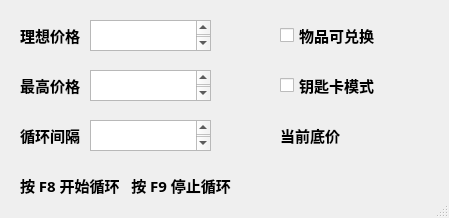
Qt form GUI/AppGUI.ui (yizhixiaohui/DfMarketBot) before a commit.
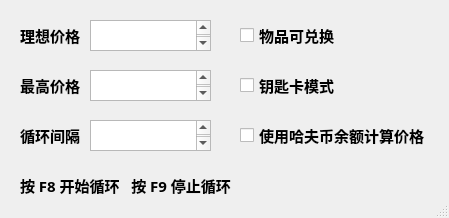
The same form after that commit.

Commit message:
feat(DFMarketBot & Buybot & AppGUI): 新增了通过识别余额变化计算上一次购买时哈夫币花费的功能
现在可以通过哈夫币余额变化计算平均每一发子弹（或者其他商品）的价格，用于下一次购买的决策。此功能可以在补货时买到更多不显示价格柱子的商品，有利于提升购买效率。同时封装了用于ocr的函数，对数字的识别统一调用封装后的ocr函数，以便进行后期的维护。

Patch:
```diff
--- a/GUI/AppGUI.ui
+++ b/GUI/AppGUI.ui
@@ -54,28 +54,7 @@
      </font>
     </property>
    </widget>
-   <widget class="QLabel" name="label_lowest_price">
-    <property name="geometry">
-     <rect>
-      <x>280</x>
-      <y>120</y>
-      <width>71</width>
-      <height>31</height>
-     </rect>
-    </property>
-    <property name="font">
-     <font>
-      <family>微软雅黑</family>
-      <pointsize>11</pointsize>
-      <weight>75</weight>
-      <bold>true</bold>
-     </font>
-    </property>
-    <property name="text">
-     <string>当前底价</string>
-    </property>
-   </widget>
-   <widget class="QLabel" name="label">
+   <widget class="QLabel" name="label_use">
     <property name="geometry">
      <rect>
       <x>20</x>
@@ -136,34 +115,13 @@
      </font>
     </property>
    </widget>
-   <widget class="QLabel" name="label_lowest_price_value">
-    <property name="geometry">
-     <rect>
-      <x>350</x>
-      <y>120</y>
-      <width>81</width>
-      <height>31</height>
-     </rect>
-    </property>
-    <property name="font">
-     <font>
-      <family>微软雅黑</family>
-      <pointsize>11</pointsize>
-      <weight>75</weight>
-      <bold>true</bold>
-     </font>
-    </property>
-    <property name="text">
-     <string/>
-    </property>
-   </widget>
    <widget class="QCheckBox" name="is_convertiable">
     <property name="enabled">
      <bool>true</bool>
     </property>
     <property name="geometry">
      <rect>
-      <x>280</x>
+      <x>240</x>
       <y>20</y>
       <width>121</width>
       <height>31</height>
@@ -187,7 +145,7 @@
    <widget class="QCheckBox" name="is_key_mode">
     <property name="geometry">
      <rect>
-      <x>280</x>
+      <x>240</x>
       <y>70</y>
       <width>121</width>
       <height>31</height>
@@ -244,6 +202,27 @@
      <string>循环间隔</string>
     </property>
    </widget>
+   <widget class="QCheckBox" name="is_half_coin_mode">
+    <property name="geometry">
+     <rect>
+      <x>240</x>
+      <y>120</y>
+      <width>191</width>
+      <height>31</height>
+     </rect>
+    </property>
+    <property name="font">
+     <font>
+      <family>微软雅黑</family>
+      <pointsize>11</pointsize>
+      <weight>75</weight>
+      <bold>true</bold>
+     </font>
+    </property>
+    <property name="text">
+     <string>使用哈夫币余额计算价格</string>
+    </property>
+   </widget>
   </widget>
   <widget class="QStatusBar" name="statusbar"/>
  </widget>
```
Left out of the diff: 2 changed lines with no effect on the pictures. The commit also changes 3 other files.
